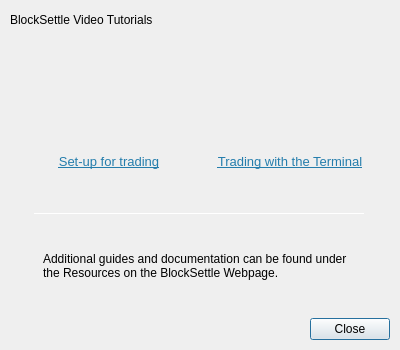
This is BlockSettleUILib/InfoDialogs/SupportDialog.ui in BlockSettle/terminal as Qt 5 draws it before an edit. The edited form follows.
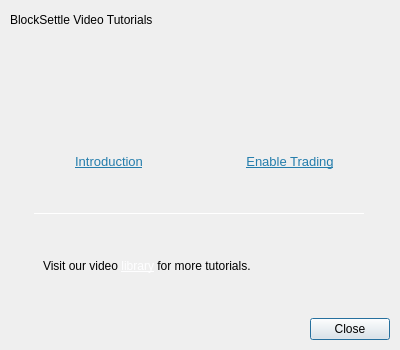
This is the edited form. The open tabs and pages were chosen to show the change. Icons and pictures are not drawn.

Commit message: Update tutorials URLs

What changed in the file:
```diff
--- a/BlockSettleUILib/InfoDialogs/SupportDialog.ui
+++ b/BlockSettleUILib/InfoDialogs/SupportDialog.ui
@@ -414,7 +414,7 @@
                 </size>
                </property>
                <property name="text">
-                <string>&lt;html&gt;&lt;head/&gt;&lt;body&gt;&lt;p align=&quot;center&quot;&gt;&lt;a href=&quot;Getting_Started_With_Trading.pdf&quot;&gt;&lt;span style=&quot; font-size:10pt; text-decoration: underline; color:#247dac;&quot;&gt;Set-up for trading&lt;/span&gt;&lt;/a&gt;&lt;/p&gt;&lt;/body&gt;&lt;/html&gt;</string>
+                <string>&lt;html&gt;&lt;head/&gt;&lt;body&gt;&lt;p align=&quot;center&quot;&gt;&lt;a href=&quot;https://www.youtube.com/watch?v=mUqKq9GKjmI&quot;&gt;&lt;span style=&quot; font-size:10pt; text-decoration: underline; color:#247dac;&quot;&gt;Introduction&lt;/span&gt;&lt;/a&gt;&lt;/p&gt;&lt;/body&gt;&lt;/html&gt;</string>
                </property>
                <property name="wordWrap">
                 <bool>true</bool>
@@ -480,7 +480,7 @@
                    </sizepolicy>
                   </property>
                   <property name="text">
-                   <string>&lt;html&gt;&lt;head/&gt;&lt;body&gt;&lt;p&gt;Additional guides and documentation can be found under the Resources on the BlockSettle Webpage.&lt;/p&gt;&lt;/body&gt;&lt;/html&gt;</string>
+                   <string>Visit our video &lt;a href=&quot;https://www.blocksettle.com/tutorials&quot;&gt;&lt;span style=&quot; font-size:12px; text-decoration: underline; color:#fefeff&quot;&gt;library&lt;/span&gt;&lt;/a&gt; for more tutorials.</string>
                   </property>
                   <property name="textFormat">
                    <enum>Qt::RichText</enum>
@@ -514,7 +514,7 @@
                 </size>
                </property>
                <property name="text">
-                <string>&lt;html&gt;&lt;head/&gt;&lt;body&gt;&lt;p align=&quot;center&quot;&gt;&lt;a href=&quot;Getting_Started_With_Wallet.pdf&quot;&gt;&lt;span style=&quot; font-size:10pt; text-decoration: underline; color:#247dac;&quot;&gt;Trading with the Terminal&lt;/span&gt;&lt;/a&gt;&lt;/p&gt;&lt;/body&gt;&lt;/html&gt;</string>
+                <string>&lt;html&gt;&lt;head/&gt;&lt;body&gt;&lt;p align=&quot;center&quot;&gt;&lt;a href=&quot;https://www.youtube.com/watch?v=6ZhTa3o-yus&quot;&gt;&lt;span style=&quot; font-size:10pt; text-decoration: underline; color:#247dac;&quot;&gt;Enable Trading&lt;/span&gt;&lt;/a&gt;&lt;/p&gt;&lt;/body&gt;&lt;/html&gt;</string>
                </property>
                <property name="wordWrap">
                 <bool>true</bool>
```
Left out of the diff: 4 changed lines with no effect on the pictures. The commit also changes 2 other files.
